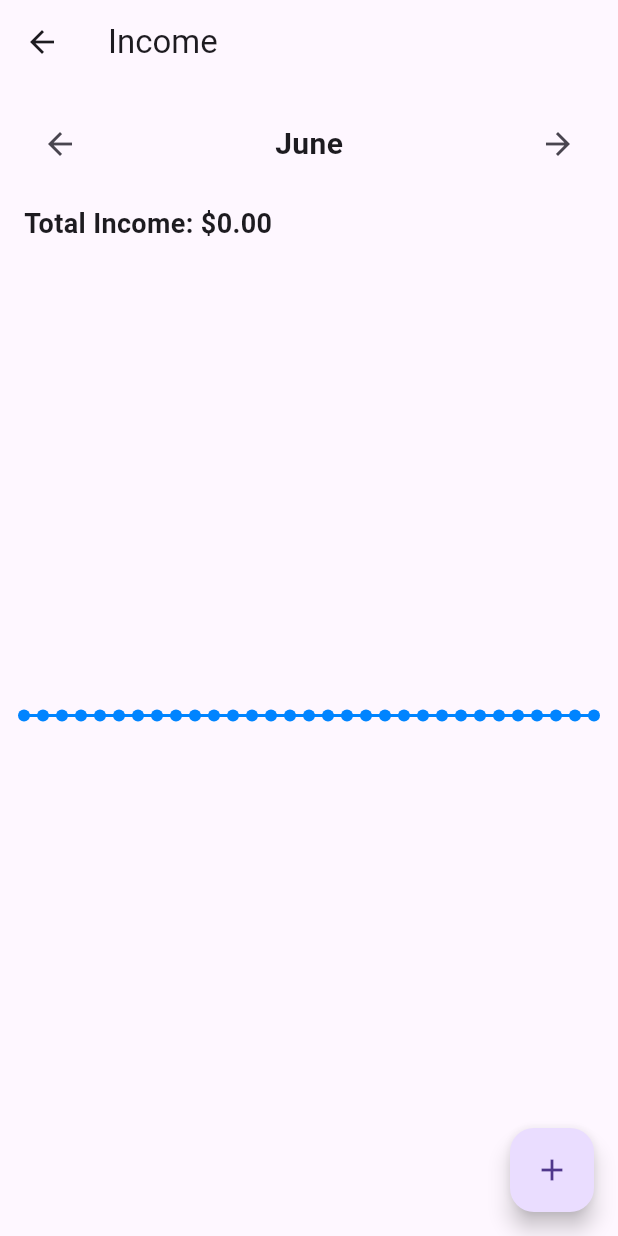
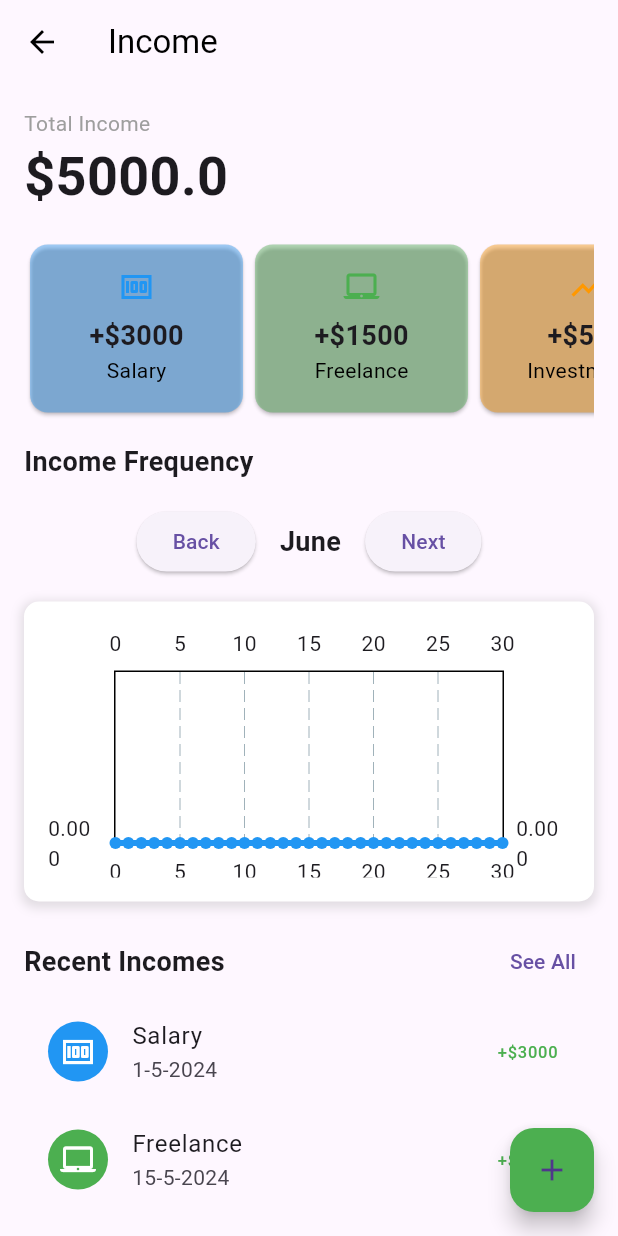
Before and after one commit to VinChriZ/MoneyManager, a Flutter app: the IncomePage screen opened directly, on a phone screen of 412 x 824 dp. Run offline on Flutter 3.47's test engine with Material 3 defaults, Android fonts, the light colour scheme and no system bars; drawn by our look-alikes of fl_chart; our stand-ins replace firebase_auth, firebase_core, flutter_speed_dial, font_awesome_flutter; accounts and stored records are empty; network calls fail.

Commit message:
Revert "Merge branch 'main' of https://github.com/VinChriZ/MoneyManager"
This reverts commit 895139ceebdfd54397cb3ee057d61429c144fd35, reversing
changes made to 8d62098040d44e4f26f138ebeefe3e15fee7a265.

```diff
--- a/lib/income.dart
+++ b/lib/income.dart
@@ -1,29 +1,10 @@
 import 'package:flutter/material.dart';
 import 'package:font_awesome_flutter/font_awesome_flutter.dart';
 import 'package:fl_chart/fl_chart.dart';
-import 'package:firebase_core/firebase_core.dart';
-import 'package:cloud_firestore/cloud_firestore.dart';
-import 'package:firebase_auth/firebase_auth.dart';
-
-void main() async {
-  WidgetsFlutterBinding.ensureInitialized();
-  await Firebase.initializeApp();
-  runApp(MyApp());
-}
-
-class MyApp extends StatelessWidget {
-  @override
-  Widget build(BuildContext context) {
-    return MaterialApp(
-      home: IncomePage(),
-    );
-  }
-}
 
 class IncomePage extends StatefulWidget {
-  final String? documentId;
-
-  IncomePage({Key? key, this.documentId}) : super(key: key);
+  final documentId;
+  IncomePage({Key? key, this.documentId}):super(key: key);
 
   @override
   _IncomePageState createState() => _IncomePageState();
@@ -36,8 +17,10 @@ class IncomeData {
   IncomeData(this.day, this.amount);
 }
 
+
 class _IncomePageState extends State<IncomePage> {
   int _currentMonth = DateTime.now().month;
+
   final List<String> monthNames = [
     'January',
     'February',
@@ -53,71 +36,36 @@ class _IncomePageState extends State<IncomePage> {
     'December'
   ];
 
-  List<Map<String, dynamic>> incomes = [];
-  double totalIncome = 0.0;
+  List<Map<String, dynamic>> incomes = [
+    {
+      'category': 'Salary',
+      'amount': '+\$3000',
+      'time': '1-5-2024',
+      'icon': Icons.money,
+      'color': Colors.blue
+    },
+    {
+      'category': 'Freelance',
+      'amount': '+\$1500',
+      'time': '15-5-2024',
+      'icon': Icons.laptop_mac,
+      'color': Colors.green
+    },
+    {
+      'category': 'Investments',
+      'amount': '+\$500',
+      'time': '20-5-2024',
+      'icon': Icons.show_chart,
+      'color': Colors.orange
+    },
+  ];
+
+  double totalIncome = 5000;
+
   List<FlSpot> data = List.generate(31, (index) => FlSpot(index.toDouble(), 0));
 
-  @override
-  void initState() {
-    super.initState();
-    _fetchIncomes();
-  }
-
-  void _fetchIncomes() async {
-    User? user = FirebaseAuth.instance.currentUser;
-    if (user == null) {
-      // Handle the case where the user is not authenticated
-      return;
-    }
-
-    String uid = user.uid;
-    CollectionReference incomesRef = FirebaseFirestore.instance
-        .collection('users')
-        .doc(uid)
-        .collection('incomes');
-
-    QuerySnapshot snapshot = await incomesRef.get();
-    List<Map<String, dynamic>> fetchedIncomes = snapshot.docs.map((doc) {
-      Map<String, dynamic> data = doc.data() as Map<String, dynamic>;
-      return {
-        'category': data['category'],
-        'amount': '+\$${data['amount']}',
-        'time': data['time'],
-        'icon': IconData(data['icon'], fontFamily: 'MaterialIcons'),
-        'color': Color(data['color']),
-      };
-    }).toList();
-
-    setState(() {
-      incomes = fetchedIncomes;
-      totalIncome = fetchedIncomes.fold(
-          0.0, (sum, item) => sum + double.parse(item['amount'].substring(2)));
-      _updateChartData();
-    });
-  }
-
-  void _addIncome(String category, double amount, String time, IconData icon,
-      Color color) async {
-    User? user = FirebaseAuth.instance.currentUser;
-    if (user == null) {
-      // Handle the case where the user is not authenticated
-      return;
-    }
-
-    String uid = user.uid;
-    CollectionReference incomesRef = FirebaseFirestore.instance
-        .collection('users')
-        .doc(uid)
-        .collection('incomes');
-
-    await incomesRef.add({
-      'category': category,
-      'amount': amount,
-      'time': time,
-      'icon': icon.codePoint,
-      'color': color.value,
-    });
-
+  void _addIncome(
+      String category, double amount, String time, IconData icon, Color color) {
     setState(() {
       incomes.add({
         'category': category,
@@ -141,7 +89,7 @@ class _IncomePageState extends State<IncomePage> {
 
       if (day != null && day >= 1 && day <= 31) {
         newData[day - 1] = FlSpot(day.toDouble(),
-            newData[day - 1].y + double.parse(income['amount'].substring(2)));
+            newData[day - 1].y + int.parse(income['amount'].substring(2)));
       }
     }
 
@@ -162,7 +110,7 @@ class _IncomePageState extends State<IncomePage> {
 
       if (day != null && day >= 1 && day <= 31 && incomeMonth == month) {
         newData[day - 1] = FlSpot(day.toDouble(),
-            newData[day - 1].y + double.parse(income['amount'].substring(2)));
+            newData[day - 1].y + int.parse(income['amount'].substring(2)));
       }
     }
 
@@ -306,8 +254,9 @@ class _IncomePageState extends State<IncomePage> {
                     context: context,
                     builder: (context) {
                       return AlertDialog(
-                        title: Text('Invalid Input'),
-                        content: Text('Please fill in all the fields.'),
+                        title: Text('Error'),
+                        content:
+                            Text('Please fill in all fields with valid data'),
                         actions: [
                           TextButton(
                             onPressed: () {
@@ -333,84 +282,211 @@ class _IncomePageState extends State<IncomePage> {
   Widget build(BuildContext context) {
     return Scaffold(
       appBar: AppBar(
-        title: Text('Income'),
+        backgroundColor: Colors.transparent,
+        elevation: 0,
+        title: Text('Income', style: TextStyle(color: Colors.black)),
+        iconTheme: IconThemeData(color: Colors.black),
       ),
-      body: Column(
+      body: SingleChildScrollView(
+        child: Padding(
+          padding: const EdgeInsets.all(16.0),
+          child: Column(
+            crossAxisAlignment: CrossAxisAlignment.start,
             children: [
-          Padding(
-            padding: const EdgeInsets.all(16.0),
-            child: Row(
-              mainAxisAlignment: MainAxisAlignment.spaceBetween,
+              Text('Total Income', style: TextStyle(color: Colors.grey)),
+              Text('\$$totalIncome',
+                  style: TextStyle(fontSize: 36, fontWeight: FontWeight.bold)),
+              SizedBox(height: 16.0),
+              _buildIncomeSummary(),
+              SizedBox(height: 16.0),
+              Text('Income Frequency',
+                  style: TextStyle(fontSize: 18, fontWeight: FontWeight.bold)),
+              SizedBox(height: 16.0),
+              Row(
+                mainAxisAlignment: MainAxisAlignment.center,
                 children: [
-                IconButton(
-                  icon: Icon(Icons.arrow_back),
+                  Flexible(
+                    // Wrap the "Previous" button with Flexible
+                    child: ElevatedButton(
                       onPressed: _showPreviousMonth,
+                      child: Text('Back'),
                     ),
+                  ),
+                  SizedBox(width: 16.0),
                   Text(
-                  '${monthNames[_currentMonth - 1]}',
-                  style: TextStyle(fontSize: 20, fontWeight: FontWeight.bold),
+                    monthNames[_currentMonth -
+                        1], // Display the name of the current month
+                    style: TextStyle(fontSize: 18, fontWeight: FontWeight.bold),
                   ),
-                IconButton(
-                  icon: Icon(Icons.arrow_forward),
+                  SizedBox(width: 16.0),
+                  ElevatedButton(
                     onPressed: _showNextMonth,
+                    child: Text('Next'),
                   ),
                 ],
               ),
-          ),
-          Padding(
-            padding: const EdgeInsets.symmetric(horizontal: 16.0),
-            child: Align(
-              alignment: Alignment.centerLeft,
-              child: Text(
-                'Total Income: \$${totalIncome.toStringAsFixed(2)}',
-                style: TextStyle(fontSize: 18, fontWeight: FontWeight.bold),
+              SizedBox(height: 16.0),
+              _buildIncomeFrequencyGraph(),
+              SizedBox(height: 16.0),
+              _buildRecentIncomes(),
+              SizedBox(height: 16.0),
+            ],
           ),
         ),
       ),
-          Expanded(
+      floatingActionButton: FloatingActionButton(
+        onPressed: _showAddIncomeDialog,
+        child: Icon(Icons.add),
+        backgroundColor: Colors.green,
+      ),
+    );
+  }
+
+  Widget _buildIncomeSummary() {
+    Map<String, double> categoryAmounts = {};
+    incomes.forEach((income) {
+      String category = income['category'] as String;
+      double amount = double.parse(income['amount']!.substring(2));
+      if (categoryAmounts.containsKey(category)) {
+        categoryAmounts[category] = categoryAmounts[category]! + amount;
+      } else {
+        categoryAmounts[category] = amount;
+      }
+    });
+
+    var sortedCategories = categoryAmounts.entries.toList()
+      ..sort((a, b) => b.value.compareTo(a.value));
+
+    return SizedBox(
+      height: 120,
+      child: ListView.builder(
+        scrollDirection: Axis.horizontal,
+        itemCount: sortedCategories.length,
+        itemBuilder: (context, index) {
+          final category = sortedCategories[index].key;
+          final amount = sortedCategories[index].value;
+          return SizedBox(
+            width: 150,
+            child: _buildSummaryCard(
+              category,
+              '+\$${amount.toStringAsFixed(0)}',
+              _getCategoryColor(category),
+              _getCategoryIcon(category),
+            ),
+          );
+        },
+      ),
+    );
+  }
+
+  Color _getCategoryColor(String category) {
+    Map<String, Color> categoryColors = {
+      'Salary': Colors.blue,
+      'Freelance': Colors.green,
+      'Investments': Colors.orange,
+      'Gifts': Colors.purple,
+      'Rent': Colors.brown,
+      'Other': Colors.grey,
+    };
+    // Return color based on category
+    return categoryColors[category] ?? Colors.grey;
+  }
+
+  IconData _getCategoryIcon(String category) {
+    Map<String, IconData> categoryIcons = {
+      'Salary': Icons.money,
+      'Freelance': Icons.laptop_mac,
+      'Investments': Icons.show_chart,
+      'Gifts': Icons.card_giftcard,
+      'Rent': Icons.home,
+      'Other': Icons.category,
+    };
+    return categoryIcons[category] ?? Icons.category;
+  }
+
+  Widget _buildSummaryCard(
+      String title, String amount, Color color, IconData icon) {
+    return Card(
+      color: color.withOpacity(0.4),
       child: Padding(
         padding: const EdgeInsets.all(16.0),
+        child: Column(
+          children: [
+            FaIcon(icon, color: color),
+            SizedBox(height: 8.0),
+            Text(amount,
+                style: TextStyle(fontSize: 18, fontWeight: FontWeight.bold)),
+            Text(title, style: TextStyle(color: Colors.black)),
+          ],
+        ),
+      ),
+    );
+  }
+
+  Widget _buildIncomeFrequencyGraph() {
+    return Container(
+      height: 200.0,
+      padding: EdgeInsets.all(16.0),
+      decoration: BoxDecoration(
+        color: Colors.white,
+        borderRadius: BorderRadius.circular(10.0),
+        boxShadow: [
+          BoxShadow(
+            color: Colors.grey.withOpacity(0.3),
+            spreadRadius: 2,
+            blurRadius: 5,
+            offset: Offset(0, 2),
+          ),
+        ],
+      ),
       child: LineChart(
         LineChartData(
-                  borderData: FlBorderData(show: false),
           lineBarsData: [
             LineChartBarData(
               spots: data,
               isCurved: true,
-                      color: Color.fromARGB(255, 0, 132, 255),
-                      barWidth: 2,
+              color: Colors.blue,
+              barWidth: 4,
               belowBarData: BarAreaData(show: false),
+              dotData: FlDotData(show: true),
             ),
           ],
-                  titlesData: FlTitlesData(show: false),
-                  gridData: FlGridData(show: false),
+          titlesData: FlTitlesData(
+            bottomTitles: AxisTitles(
+              sideTitles: SideTitles(showTitles: true),
             ),
           ),
+          gridData: FlGridData(show: true),
         ),
-          ),
-          Expanded(
-            child: ListView.builder(
-              itemCount: incomes.length,
-              itemBuilder: (context, index) {
-                var income = incomes[index];
-                return ListTile(
-                  leading: FaIcon(
-                    income['icon'],
-                    color: income['color'],
-                  ),
-                  title: Text(income['category']),
-                  subtitle: Text(income['time']),
-                  trailing: Text(income['amount']),
-                );
-              },
-            ),
-          ),
-        ],
-      ),
-      floatingActionButton: FloatingActionButton(
-        onPressed: _showAddIncomeDialog,
-        child: Icon(Icons.add),
       ),
     );
   }
+
+  Widget _buildRecentIncomes() {
+    return Column(
+      crossAxisAlignment: CrossAxisAlignment.start,
+      children: [
+        Row(
+          mainAxisAlignment: MainAxisAlignment.spaceBetween,
+          children: [
+            Text('Recent Incomes',
+                style: TextStyle(fontSize: 18, fontWeight: FontWeight.bold)),
+            TextButton(onPressed: () {}, child: Text('See All')),
+          ],
+        ),
+        ...incomes.map((income) {
+          return ListTile(
+            leading: CircleAvatar(
+              backgroundColor: income['color'] as Color,
+              child: Icon(income['icon'] as IconData, color: Colors.white),
+            ),
+            title: Text(income['category'] as String),
+            subtitle: Text(income['time'] as String),
+            trailing: Text(income['amount'] as String,
+                style: TextStyle(color: Colors.green)),
+          );
+        }).toList(),
+      ],
+    );
   }
+}
--- a/pubspec.yaml
+++ b/pubspec.yaml
@@ -10,7 +10,6 @@ dependencies:
   flutter:
     sdk: flutter
   font_awesome_flutter: ^10.1.0
-  cloud_firestore: ^4.5.3
   flutter_slidable: ^3.1.0
   flutter_speed_dial: ^7.0.0
   firebase_core: ^2.32.0
```
Also changed, not shown: lib/expense.dart (+135 -166 lines), lib/login.dart (+5 -6 lines), lib/main.dart (+13 -7 lines), pubspec.lock, 3 other files. Lines whose indentation alone changed are shown as unchanged.
